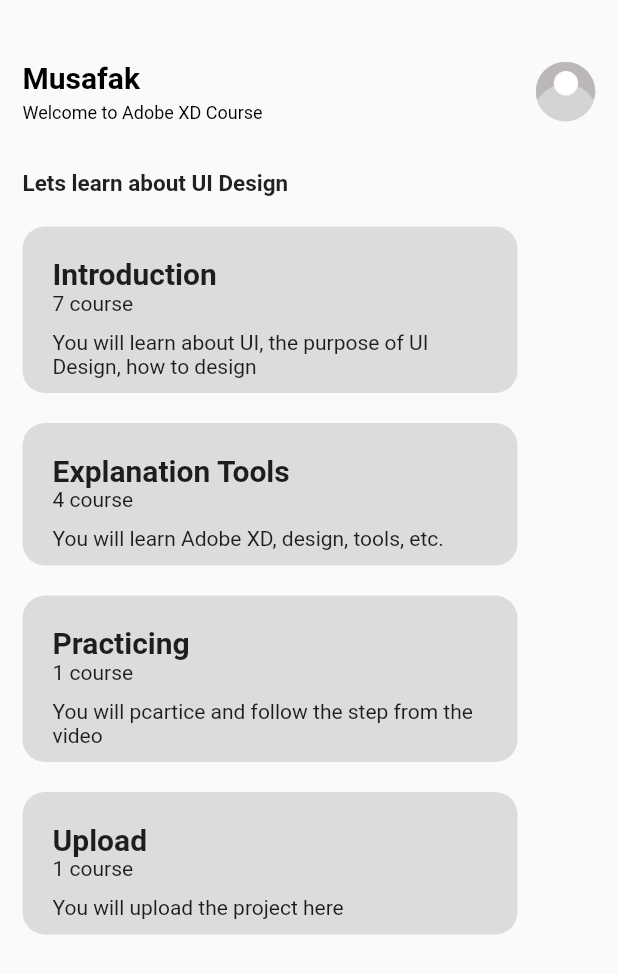
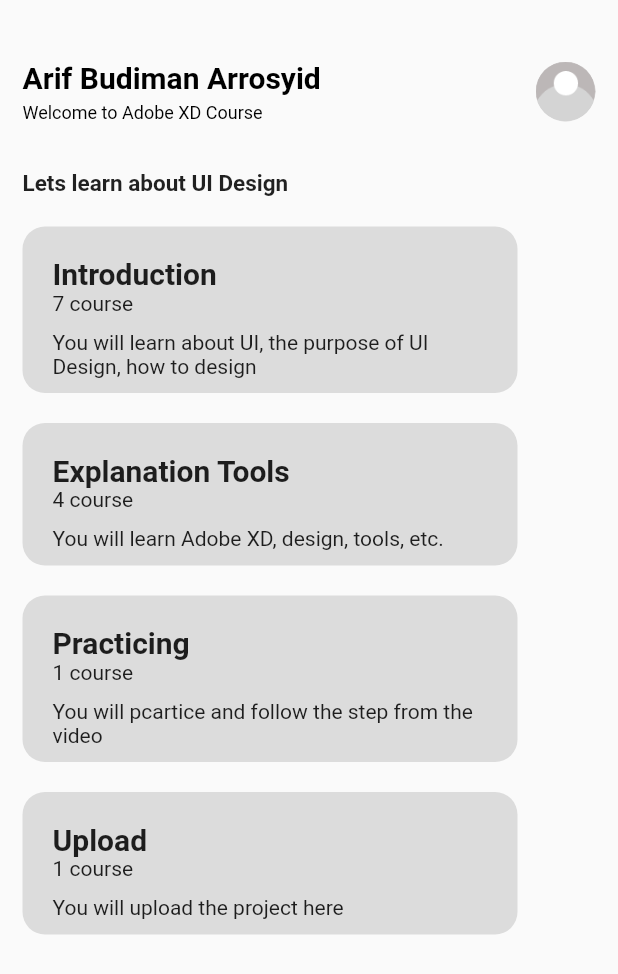
Before and after one commit to arifbudiman0104/design_ui, a Flutter app: the screen it shows after launch, on a phone screen of 412 x 824 dp. Shown: the top 974 px of the screen. Run offline on Flutter 3.47's test engine with Material 2 defaults, Android fonts, the phone set to English and light mode, and no system bars; our stand-ins replace youtube_player_flutter.

```diff
--- a/lib/homepage.dart
+++ b/lib/homepage.dart
@@ -22,7 +22,7 @@ class Homepage extends StatelessWidget {
                   crossAxisAlignment: CrossAxisAlignment.start,
                   children: [
                     Text(
-                      "Musafak",
+                      "Arif Budiman Arrosyid",
                       style: TextStyle(
                         //backgroundColor: Colors.blue,
                         fontSize: 20,
--- a/lib/informationpage/introductionPage.dart
+++ b/lib/informationpage/introductionPage.dart
@@ -88,7 +88,7 @@ class IntroductionPage extends StatelessWidget {
                         Content(
                           number: "01",
                           contenttitle: "What is UI?",
-                          time: "05:00",
+                          time: "02:18",
                           contentpage: Intro1(),
                         ),
                         SizedBox(
--- a/lib/informationpage/introductioncontent/Intro1.dart
+++ b/lib/informationpage/introductioncontent/Intro1.dart
@@ -7,8 +7,7 @@ class Intro1 extends StatefulWidget {
 }
 
 class _Intro1State extends State<Intro1> {
-  String videoURL =
-      "https://www.youtube.com/watch?v=PSoPr9ccogI&t=1302s&ab_channel=ArifBudiman";
+  String videoURL = "https://youtu.be/uvVHY0TDc0Q";
   YoutubePlayerController _controller;
   @override
   void initState() {
```
Also changed, not shown: lib/informationpage/uploadcontent/upload.dart (line endings or trailing spaces).
